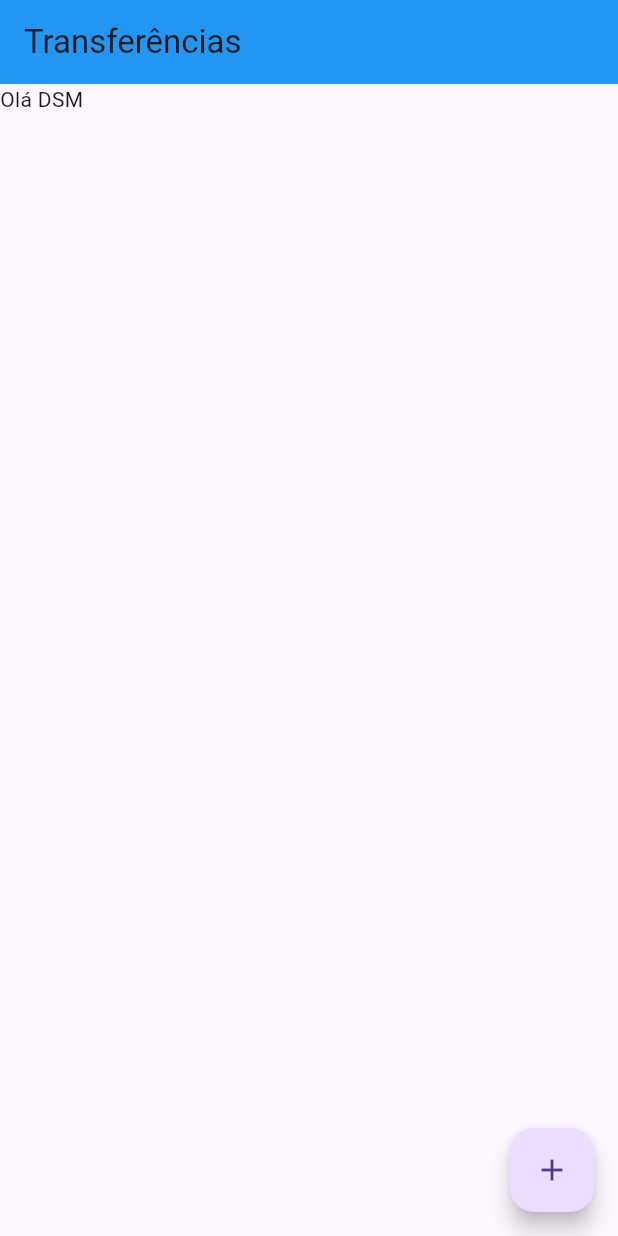
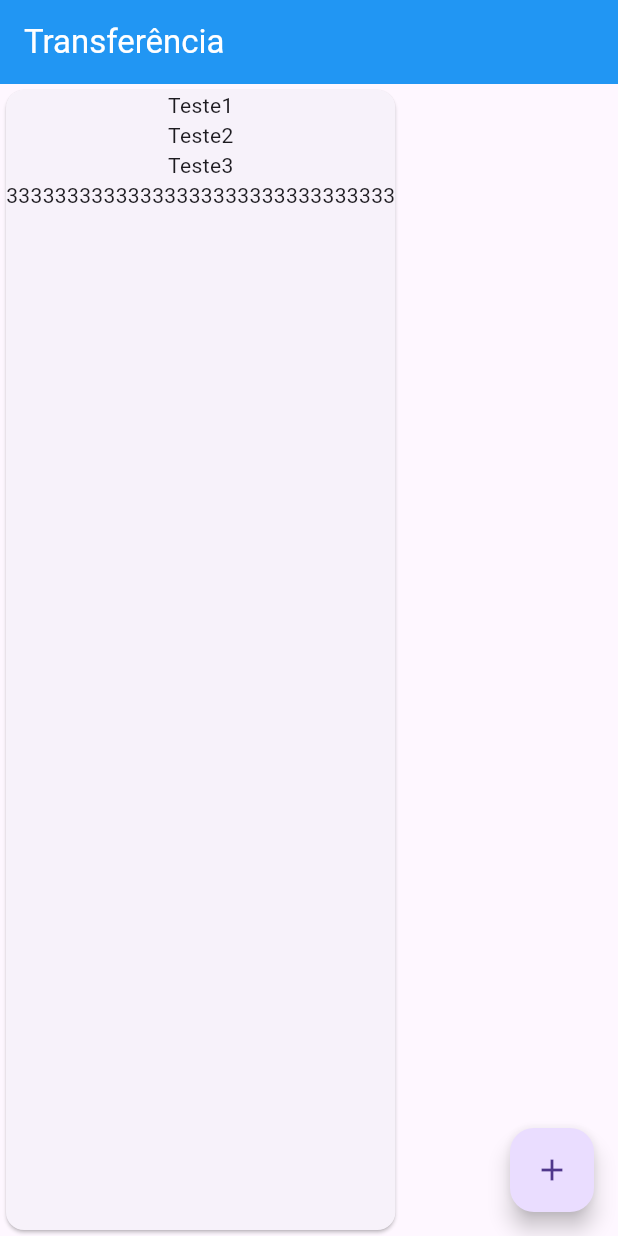
Before and after one commit to XandyGomes/ProjetoFlutter5DSM-2024-2, a Flutter app: the screen it shows after launch, on a phone screen of 412 x 824 dp. Run offline on Flutter 3.47's test engine with Material 3 defaults, Android fonts, the phone set to English and light mode, and no system bars.

Commit message:
Aula.30.08

```diff
--- a/lib/main.dart
+++ b/lib/main.dart
@@ -4,9 +4,21 @@ void main() => runApp(
       MaterialApp(
         debugShowCheckedModeBanner: false,
         home: Scaffold(
-          body: const Text("Olá DSM"),
+          body: const Card(
+              child: Column(
+            children: [
+              Text('Teste1'),
+              Text('Teste2'),
+              Text('Teste3'),
+              Text('33333333333333333333333333333333'),
+            ],
+          )),
           appBar: AppBar(
-            title: const Text('Transferências'),
+            //cololocar cor no texto Transferência
+            title: const Text(
+              "Transferência",
+              style: TextStyle(color: Colors.white),
+            ),
             backgroundColor: Colors.blue,
           ),
           floatingActionButton: FloatingActionButton(
```
